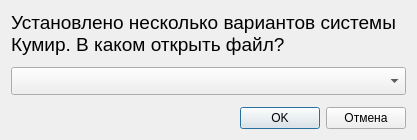
Old version of the form src/tools/open/dialog.ui in the repository victor-yacovlev/kumir2.
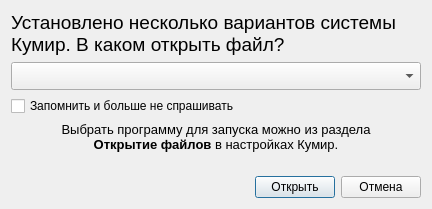
New version of the form.

Diff of the .ui file:
```diff
--- a/src/tools/open/dialog.ui
+++ b/src/tools/open/dialog.ui
@@ -6,8 +6,8 @@
    <rect>
     <x>0</x>
     <y>0</y>
-    <width>417</width>
-    <height>140</height>
+    <width>432</width>
+    <height>209</height>
    </rect>
   </property>
   <property name="sizePolicy">
@@ -35,19 +35,6 @@
      </property>
     </widget>
    </item>
-   <item>
-    <spacer name="verticalSpacer_2">
-     <property name="orientation">
-      <enum>Qt::Vertical</enum>
-     </property>
-     <property name="sizeHint" stdset="0">
-      <size>
-       <width>20</width>
-       <height>40</height>
-      </size>
-     </property>
-    </spacer>
-   </item>
    <item>
     <widget class="QComboBox" name="comboBox">
      <property name="font">
@@ -63,6 +50,23 @@
      </property>
     </widget>
    </item>
+   <item>
+    <widget class="QCheckBox" name="checkBox">
+     <property name="text">
+      <string>Запомнить и больше не спрашивать</string>
+     </property>
+    </widget>
+   </item>
+   <item>
+    <widget class="QLabel" name="hint">
+     <property name="text">
+      <string>&lt;html&gt;&lt;head/&gt;&lt;body&gt;&lt;p align=&quot;center&quot;&gt;&lt;span style=&quot; font-size:10pt;&quot;&gt;Выбрать программу для запуска можно из раздела &lt;br/&gt;&lt;/span&gt;&lt;span style=&quot; font-size:10pt; font-weight:600;&quot;&gt;Открытие файлов&lt;/span&gt;&lt;span style=&quot; font-size:10pt;&quot;&gt; в настройках Кумир.&lt;/span&gt;&lt;/p&gt;&lt;/body&gt;&lt;/html&gt;</string>
+     </property>
+     <property name="wordWrap">
+      <bool>true</bool>
+     </property>
+    </widget>
+   </item>
    <item>
     <spacer name="verticalSpacer">
      <property name="orientation">
@@ -71,7 +75,7 @@
      <property name="sizeHint" stdset="0">
       <size>
        <width>20</width>
-       <height>40</height>
+       <height>20</height>
       </size>
      </property>
     </spacer>
@@ -93,13 +97,31 @@
      </item>
      <item>
       <widget class="QPushButton" name="pushButton">
+       <property name="sizePolicy">
+        <sizepolicy hsizetype="Fixed" vsizetype="Fixed">
+         <horstretch>0</horstretch>
+         <verstretch>0</verstretch>
+        </sizepolicy>
+       </property>
        <property name="text">
-        <string>OK</string>
+        <string>Открыть</string>
+       </property>
+       <property name="shortcut">
+        <string>Return</string>
+       </property>
+       <property name="default">
+        <bool>true</bool>
        </property>
       </widget>
      </item>
      <item>
       <widget class="QPushButton" name="pushButton_2">
+       <property name="sizePolicy">
+        <sizepolicy hsizetype="Fixed" vsizetype="Fixed">
+         <horstretch>0</horstretch>
+         <verstretch>0</verstretch>
+        </sizepolicy>
+       </property>
        <property name="text">
         <string>Отмена</string>
        </property>
```
Left out of the diff: 32 changed lines with no effect on the pictures.
